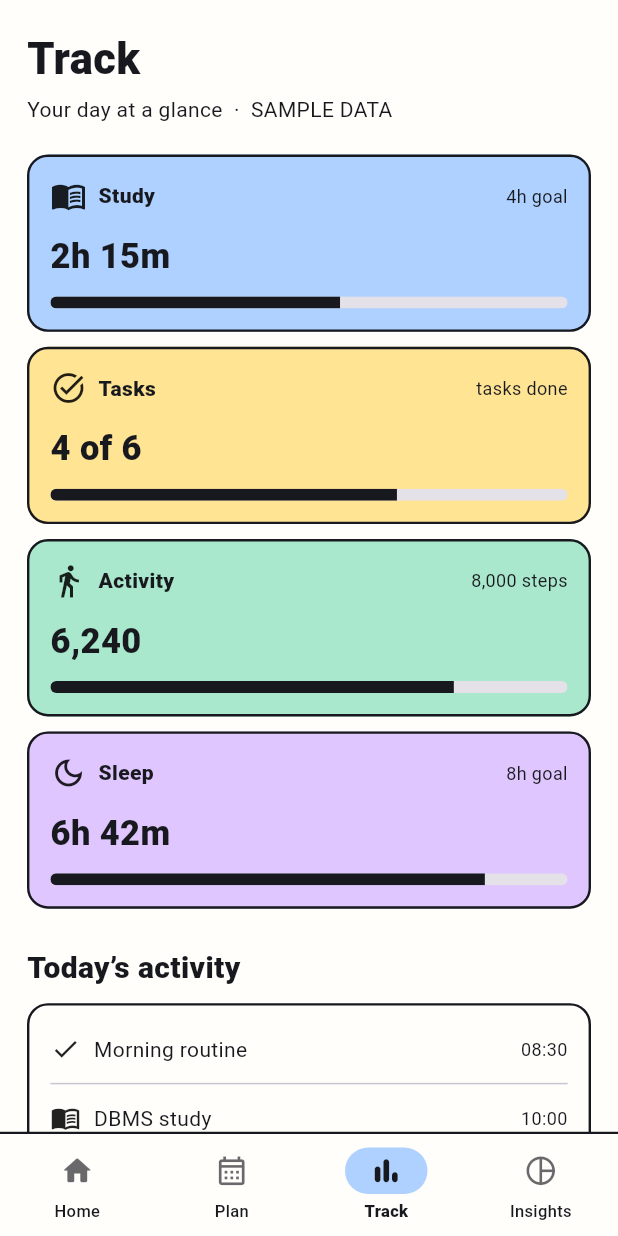
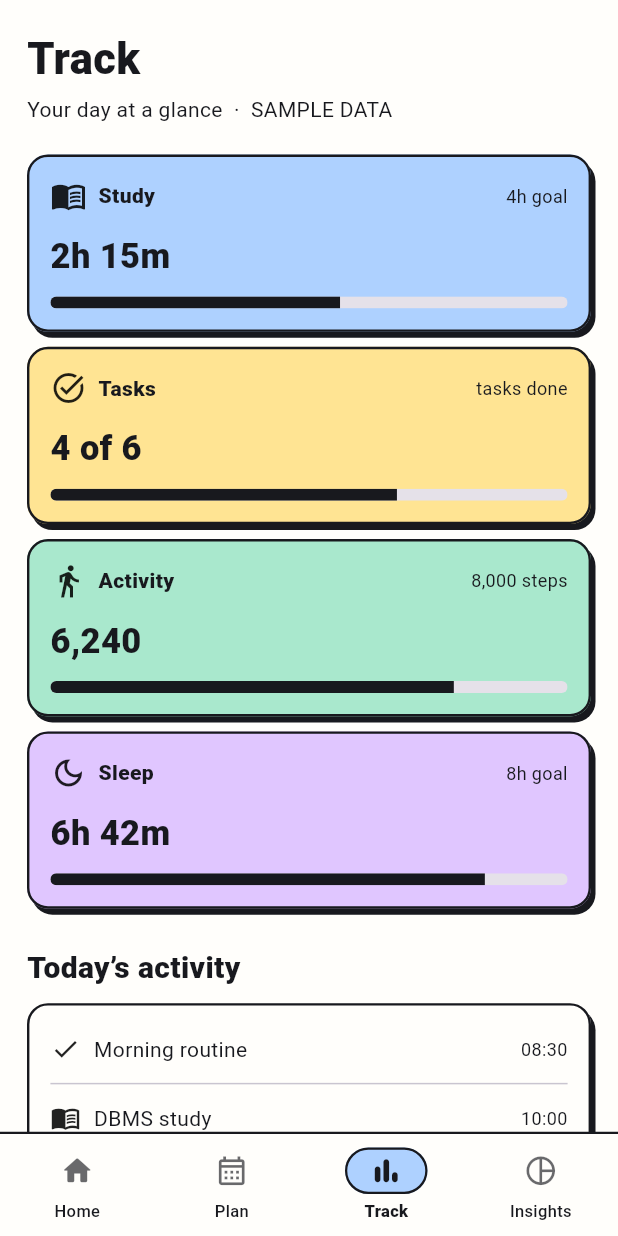
Before and after one commit to Gaoher-1207/omnia, a Flutter app: the screen it shows after launch, item 3 of the bottom bar chosen, on a phone screen of 412 x 824 dp. Run offline on Flutter 3.47's test engine with Material 3 defaults, Android fonts, the phone set to English and light mode, and no system bars.

Commit message:
Apply neo-brutalist UI styling

```diff
--- a/Shehwaar/omnia_ui/lib/app.dart
+++ b/Shehwaar/omnia_ui/lib/app.dart
@@ -101,7 +101,15 @@ class _OmniaHomeState extends State<OmniaHome> {
           child: Column(
             mainAxisSize: MainAxisSize.min,
             children: [
-              Container(
+              DecoratedBox(
+                position: DecorationPosition.foreground,
+                decoration: BoxDecoration(
+                  borderRadius: BorderRadius.circular(16),
+                  border: active
+                      ? Border.all(color: context.outline, width: 1.5)
+                      : null,
+                ),
+                child: Container(
                   padding: const EdgeInsets.symmetric(
                     horizontal: 16,
                     vertical: 4,
@@ -114,6 +122,7 @@ class _OmniaHomeState extends State<OmniaHome> {
                     icon,
                     size: 23,
                     color: active ? ink : color.withValues(alpha: .65),
+                  ),
                 ),
               ),
               const SizedBox(height: 3),
--- a/Shehwaar/omnia_ui/lib/core/theme/app_theme.dart
+++ b/Shehwaar/omnia_ui/lib/core/theme/app_theme.dart
@@ -1,4 +1,5 @@
 import 'package:flutter/material.dart';
+import 'package:omnia_ui/core/theme/surface_style.dart';
 import 'package:omnia_ui/core/theme/app_colors.dart';
 
 ThemeData buildAppTheme({Brightness brightness = Brightness.light}) {
@@ -9,10 +10,42 @@ ThemeData buildAppTheme({Brightness brightness = Brightness.light}) {
     surface: dark ? night : paper,
     onSurface: dark ? const Color(0xFFF1EDF7) : ink,
   );
+  final surface = SurfaceStyle(brightness);
+  final buttonStyle = ButtonStyle(
+    elevation: const WidgetStatePropertyAll(0),
+    side: WidgetStatePropertyAll(surface.side),
+  );
   return ThemeData(
     useMaterial3: true,
     colorScheme: scheme,
     scaffoldBackgroundColor: scheme.surface,
+    filledButtonTheme: FilledButtonThemeData(style: buttonStyle),
+    outlinedButtonTheme: OutlinedButtonThemeData(style: buttonStyle),
+    segmentedButtonTheme: SegmentedButtonThemeData(style: buttonStyle),
+    dialogTheme: DialogThemeData(
+      elevation: 0,
+      backgroundColor: scheme.surface,
+      shape: RoundedRectangleBorder(
+        borderRadius: BorderRadius.circular(28),
+        side: surface.side,
+      ),
+    ),
+    inputDecorationTheme: InputDecorationTheme(
+      filled: true,
+      fillColor: scheme.surfaceContainerLow,
+      border: OutlineInputBorder(
+        borderRadius: BorderRadius.circular(9),
+        borderSide: surface.side,
+      ),
+      enabledBorder: OutlineInputBorder(
+        borderRadius: BorderRadius.circular(9),
+        borderSide: surface.side,
+      ),
+      focusedBorder: OutlineInputBorder(
+        borderRadius: BorderRadius.circular(9),
+        borderSide: BorderSide(color: scheme.primary, width: 2),
+      ),
+    ),
     appBarTheme: AppBarTheme(
       backgroundColor: scheme.surface,
       foregroundColor: scheme.onSurface,
@@ -25,9 +58,7 @@ extension OmniaTheme on BuildContext {
   ColorScheme get colors => Theme.of(this).colorScheme;
   Color get foreground => colors.onSurface;
   Color get mutedForeground => colors.onSurfaceVariant;
-  Color get outline => Theme.of(this).brightness == Brightness.dark
-      ? const Color(0xFFAAA1BC)
-      : ink;
+  Color get outline => SurfaceStyle.of(this).outline;
   Color get actionBackground =>
       Theme.of(this).brightness == Brightness.dark ? lilac : ink;
   Color get actionForeground =>
--- /dev/null
+++ b/Shehwaar/omnia_ui/lib/core/theme/surface_style.dart
@@ -0,0 +1,30 @@
+import 'package:flutter/material.dart';
+import 'package:omnia_ui/core/theme/app_colors.dart';
+
+/// Shared, unblurred physical layers. These paint outside the surface without
+/// adding padding or changing its layout or hit target.
+class SurfaceStyle {
+  const SurfaceStyle(this.brightness);
+  factory SurfaceStyle.of(BuildContext context) =>
+      SurfaceStyle(Theme.of(context).brightness);
+
+  final Brightness brightness;
+  bool get _dark => brightness == Brightness.dark;
+  Color get outline => _dark ? const Color(0xFFAAA1BC) : ink;
+  Color get shadow => _dark ? const Color(0xFF76639C) : ink;
+  BorderSide get side => BorderSide(color: outline, width: 1.6);
+
+  BoxDecoration decoration({
+    required double radius,
+    Color? color,
+    Offset offset = const Offset(3, 4),
+    bool border = true,
+  }) => BoxDecoration(
+    color: color,
+    borderRadius: BorderRadius.circular(radius),
+    border: border ? Border.fromBorderSide(side) : null,
+    boxShadow: offset == Offset.zero
+        ? null
+        : [BoxShadow(color: shadow, offset: offset, blurRadius: 0)],
+  );
+}
--- a/Shehwaar/omnia_ui/lib/core/widgets/hard_card.dart
+++ b/Shehwaar/omnia_ui/lib/core/widgets/hard_card.dart
@@ -1,4 +1,5 @@
 import 'package:flutter/material.dart';
+import 'package:omnia_ui/core/widgets/surface_shadow.dart';
 import 'package:omnia_ui/core/theme/app_theme.dart';
 
 class HardCard extends StatelessWidget {
@@ -7,12 +8,17 @@ class HardCard extends StatelessWidget {
     required this.color,
     required this.child,
     this.onTap,
+    this.shadowOffset = const Offset(3, 4),
   });
   final Color color;
   final Widget child;
+  final Offset shadowOffset;
   final VoidCallback? onTap;
   @override
-  Widget build(BuildContext context) => Material(
+  Widget build(BuildContext context) => SurfaceShadow(
+    radius: 14,
+    offset: shadowOffset,
+    child: Material(
       color: context.cardColor(color),
       borderRadius: BorderRadius.circular(14),
       child: InkWell(
@@ -27,5 +33,6 @@ class HardCard extends StatelessWidget {
           child: child,
         ),
       ),
+    ),
   );
 }
--- a/Shehwaar/omnia_ui/lib/core/widgets/label_tag.dart
+++ b/Shehwaar/omnia_ui/lib/core/widgets/label_tag.dart
@@ -9,6 +9,7 @@ class LabelTag extends StatelessWidget {
     padding: const EdgeInsets.symmetric(horizontal: 9, vertical: 5),
     decoration: BoxDecoration(
       color: context.actionBackground,
+      border: Border.all(color: context.outline),
       borderRadius: BorderRadius.circular(7),
     ),
     child: Text(
--- a/Shehwaar/omnia_ui/lib/core/widgets/solid_action.dart
+++ b/Shehwaar/omnia_ui/lib/core/widgets/solid_action.dart
@@ -1,4 +1,5 @@
 import 'package:flutter/material.dart';
+import 'package:omnia_ui/core/widgets/surface_shadow.dart';
 import 'package:omnia_ui/core/theme/app_theme.dart';
 
 class SolidAction extends StatelessWidget {
@@ -6,7 +7,10 @@ class SolidAction extends StatelessWidget {
   final String label;
   final VoidCallback onTap;
   @override
-  Widget build(BuildContext context) => FilledButton(
+  Widget build(BuildContext context) => SurfaceShadow(
+    radius: 9,
+    offset: const Offset(2, 2),
+    child: FilledButton(
       onPressed: onTap,
       style: FilledButton.styleFrom(
         backgroundColor: context.actionBackground,
@@ -20,5 +24,6 @@ class SolidAction extends StatelessWidget {
         overflow: TextOverflow.ellipsis,
         style: const TextStyle(fontWeight: FontWeight.w800),
       ),
+    ),
   );
 }
--- /dev/null
+++ b/Shehwaar/omnia_ui/lib/core/widgets/surface_shadow.dart
@@ -0,0 +1,22 @@
+import 'package:flutter/material.dart';
+import 'package:omnia_ui/core/theme/surface_style.dart';
+
+/// Adds a solid offset layer behind an already-painted, rounded surface.
+class SurfaceShadow extends StatelessWidget {
+  const SurfaceShadow({
+    super.key,
+    required this.child,
+    required this.radius,
+    this.offset = const Offset(3, 4),
+  });
+  final Widget child;
+  final double radius;
+  final Offset offset;
+
+  @override
+  Widget build(BuildContext context) => DecoratedBox(
+    decoration: SurfaceStyle.of(context)
+        .decoration(radius: radius, offset: offset, border: false),
+    child: child,
+  );
+}
--- a/Shehwaar/omnia_ui/lib/features/home/widgets/category_card.dart
+++ b/Shehwaar/omnia_ui/lib/features/home/widgets/category_card.dart
@@ -20,6 +20,7 @@ class CategoryCard extends StatelessWidget {
   final VoidCallback onTap;
   @override
   Widget build(BuildContext context) => HardCard(
+    shadowOffset: const Offset(2, 3),
     onTap: onTap,
     color: color,
     child: Column(
--- a/Shehwaar/omnia_ui/lib/features/plan/plan_page.dart
+++ b/Shehwaar/omnia_ui/lib/features/plan/plan_page.dart
@@ -1,4 +1,5 @@
 import 'package:flutter/material.dart';
+import 'package:omnia_ui/core/theme/surface_style.dart';
 import 'package:omnia_ui/core/theme/app_colors.dart';
 import 'package:omnia_ui/core/theme/app_theme.dart';
 import 'package:omnia_ui/core/widgets/hard_card.dart';
@@ -39,9 +40,10 @@ class _PlanPageState extends State<PlanPage> {
       const SizedBox(height: 22),
       Container(
         padding: const EdgeInsets.all(4),
-        decoration: BoxDecoration(
+        decoration: SurfaceStyle.of(context).decoration(
           color: context.colors.surfaceContainerHighest,
-          borderRadius: BorderRadius.circular(12),
+          radius: 12,
+          offset: const Offset(2, 2),
         ),
         child: Row(
           children: [
--- a/Shehwaar/omnia_ui/lib/features/plan/revision_detail_page.dart
+++ b/Shehwaar/omnia_ui/lib/features/plan/revision_detail_page.dart
@@ -31,6 +31,7 @@ class RevisionDetailPage extends StatelessWidget {
             Row(
               children: [
                 const HardCard(
+                  shadowOffset: Offset(1, 1),
                   color: blue,
                   child: Icon(Icons.menu_book_outlined, size: 32),
                 ),
--- a/Shehwaar/omnia_ui/lib/features/plan/widgets/timeline_row.dart
+++ b/Shehwaar/omnia_ui/lib/features/plan/widgets/timeline_row.dart
@@ -1,4 +1,5 @@
 import 'package:flutter/material.dart';
+import 'package:omnia_ui/core/widgets/surface_shadow.dart';
 import 'package:omnia_ui/core/theme/app_theme.dart';
 
 class TimelineRow extends StatelessWidget {
@@ -43,9 +44,15 @@ class TimelineRow extends StatelessWidget {
           ),
         if (showTimeline) const SizedBox(width: 9),
         Expanded(
+          child: SurfaceShadow(
+            radius: 10,
+            offset: const Offset(2, 3),
             child: Material(
+              shape: RoundedRectangleBorder(
+                borderRadius: BorderRadius.circular(10),
+                side: BorderSide(color: context.outline, width: 1.6),
+              ),
               color: context.cardColor(color),
-            borderRadius: BorderRadius.circular(10),
               child: InkWell(
                 onTap: onTap,
                 borderRadius: BorderRadius.circular(10),
@@ -75,7 +82,10 @@ class TimelineRow extends StatelessWidget {
                       ),
                       Text(
                         showTimeline ? duration : "$time \u00b7 $duration",
-                      style: TextStyle(color: context.foreground, fontSize: 12),
+                        style: TextStyle(
+                          color: context.foreground,
+                          fontSize: 12,
+                        ),
                       ),
                       if (showChevron)
                         Padding(
@@ -92,6 +102,7 @@ class TimelineRow extends StatelessWidget {
               ),
             ),
           ),
+        ),
       ],
     ),
   );
--- a/Shehwaar/omnia_ui/lib/features/settings/settings_page.dart
+++ b/Shehwaar/omnia_ui/lib/features/settings/settings_page.dart
@@ -18,6 +18,13 @@ class SettingsPage extends StatelessWidget {
           ),
           const SizedBox(height: 12),
           SegmentedButton<ThemeMode>(
+            style: ButtonStyle(
+              backgroundColor: WidgetStateProperty.resolveWith(
+                (states) => states.contains(WidgetState.selected)
+                    ? Theme.of(context).colorScheme.secondaryContainer
+                    : Theme.of(context).colorScheme.surface,
+              ),
+            ),
             segments: const [
               ButtonSegment(
                 value: ThemeMode.light,
```
Lines whose indentation alone changed are shown as unchanged.
